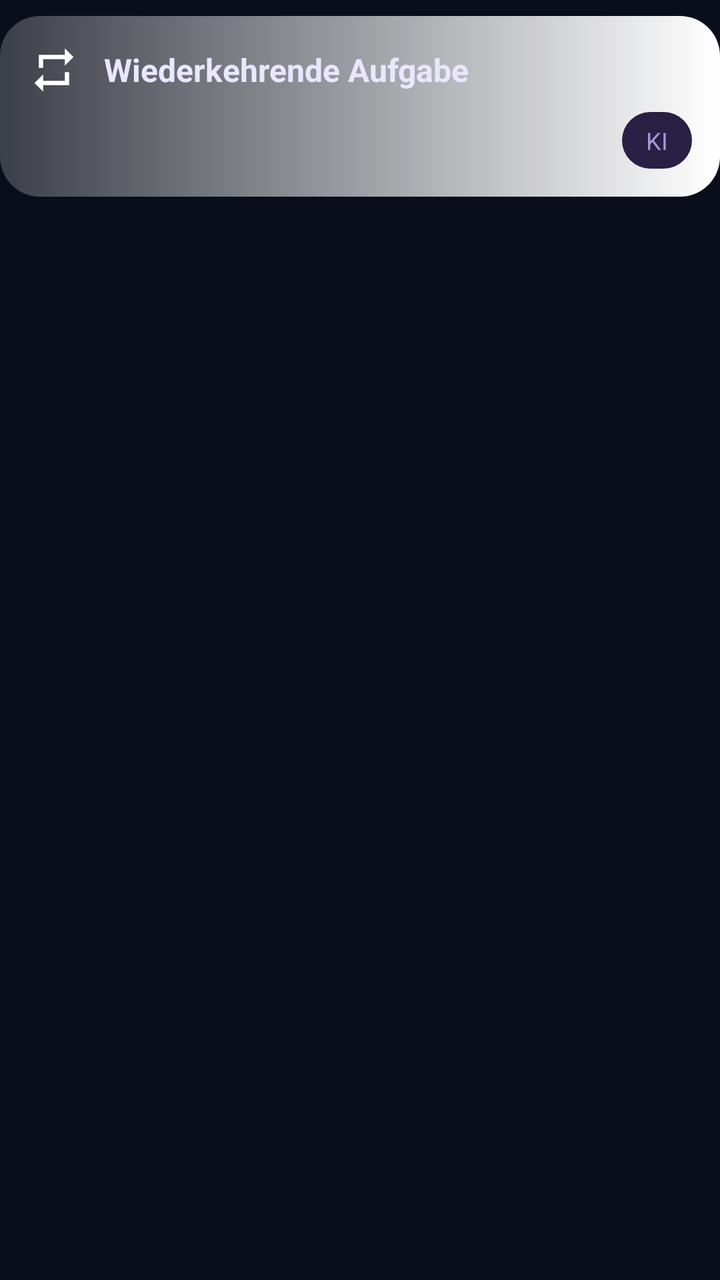
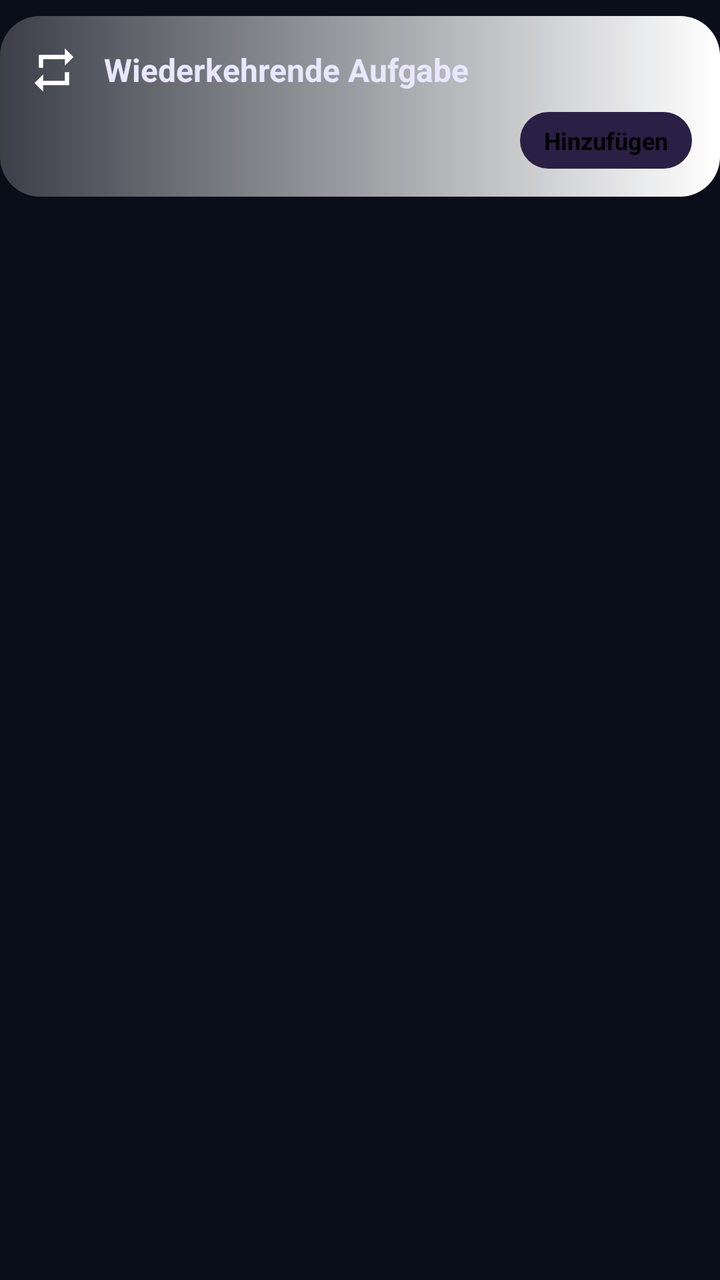

Compare the two renders of this Android layout. The source of the first and the diff that turns it into the second are given below.
<!-- AndroidManifest.xml: application theme Theme.EntropieReductor -->
<!-- res/layout/widget_item_loop.xml -->
<?xml version="1.0" encoding="utf-8"?>
<FrameLayout xmlns:android="http://schemas.android.com/apk/res/android"
    android:layout_width="match_parent"
    android:layout_height="wrap_content"
    android:paddingTop="8dp">

    <FrameLayout
        android:id="@+id/loop_card_root"
        android:layout_width="match_parent"
        android:layout_height="wrap_content"
        android:background="@drawable/bg_widget_task_gradient"
        android:padding="14dp">

        <LinearLayout
            android:layout_width="match_parent"
            android:layout_height="wrap_content"
            android:orientation="vertical">

            
            <LinearLayout
                android:layout_width="match_parent"
                android:layout_height="wrap_content"
                android:orientation="horizontal"
                android:gravity="center_vertical">

                <ImageView
                    android:id="@+id/loop_icon"
                    android:layout_width="26dp"
                    android:layout_height="26dp"
                    android:src="@drawable/ic_widget_loop"
                    android:contentDescription="Wiederkehrend" />

                <ImageView
                    android:layout_width="12dp"
                    android:layout_height="1dp" />

                <TextView
                    android:id="@+id/loop_title"
                    android:layout_width="0dp"
                    android:layout_height="wrap_content"
                    android:layout_weight="1"
                    android:textSize="16sp"
                    android:textStyle="bold"
                    android:textColor="#EAE6FF"
                    android:maxLines="1"
                    android:ellipsize="end"
                    android:text="Wiederkehrende Aufgabe" />
            </LinearLayout>

            <ImageView
                android:layout_width="1dp"
                android:layout_height="8dp" />

            
            <LinearLayout
                android:layout_width="match_parent"
                android:layout_height="wrap_content"
                android:orientation="horizontal"
                android:gravity="center_vertical">

                <ImageView
                    android:layout_width="0dp"
                    android:layout_height="1dp"
                    android:layout_weight="1" />

                
                <TextView
                    android:id="@+id/loop_bucket_pill"
                    android:layout_width="wrap_content"
                    android:layout_height="wrap_content"
                    android:paddingHorizontal="12dp"
                    android:paddingVertical="6dp"
                    android:background="@drawable/widget_pill_bg"
                    android:textSize="12sp"
                    android:textColor="#A499D9"
                    android:text="KI" />
            </LinearLayout>
        </LinearLayout>
    </FrameLayout>
</FrameLayout>
<!-- resources referenced by this layout -->
<resources>
  <!-- drawable bg_widget_task_gradient (drawable) -->
  <?xml version="1.0" encoding="utf-8"?>
  <shape xmlns:android="http://schemas.android.com/apk/res/android"
      android:shape="rectangle">
      <corners android:radius="20dp" />
      <gradient
          android:startColor="#33FFFFFF"
          android:endColor="#FFFFFFFF"
          android:angle="0" />
  </shape>
  <!-- drawable ic_widget_loop (drawable) -->
  <?xml version="1.0" encoding="utf-8"?>
  <vector xmlns:android="http://schemas.android.com/apk/res/android"
      android:width="24dp"
      android:height="24dp"
      android:viewportWidth="24"
      android:viewportHeight="24">
      <path
          android:fillColor="#FFFFFFFF"
          android:pathData="M7,7h10v3l4,-4l-4,-4v3L5,5v6h2L7,7zM17,17L7,17v-3l-4,4l4,4v-3l12,0v-6h-2v4z" />
  </vector>
  <!-- drawable widget_pill_bg (drawable) -->
  <?xml version="1.0" encoding="utf-8"?>
  <shape xmlns:android="http://schemas.android.com/apk/res/android"
      android:shape="rectangle">
      <solid android:color="#2A1F44" />
      <corners android:radius="50dp" />
  </shape>
  <style name="Theme.EntropieReductor" parent="android:Theme.Material.NoActionBar">
          <item name="android:statusBarColor">@android:color/transparent</item>
          <item name="android:navigationBarColor">@android:color/transparent</item>
          <item name="android:windowDrawsSystemBarBackgrounds">true</item>
          <item name="android:windowBackground">@color/cosmos_bg_dark</item>
      </style>
  <color name="cosmos_bg_dark">#FF0A0E1A</color>
</resources>

<!-- the commit's change to res/layout/widget_item_loop.xml (unified diff, before → after) -->
@@ -65,15 +65,17 @@
 
                 
                 <TextView
-                    android:id="@+id/loop_bucket_pill"
+                    android:id="@+id/loop_add_button"
                     android:layout_width="wrap_content"
                     android:layout_height="wrap_content"
                     android:paddingHorizontal="12dp"
                     android:paddingVertical="6dp"
                     android:background="@drawable/widget_pill_bg"
                     android:textSize="12sp"
-                    android:textColor="#A499D9"
-                    android:text="KI" />
+                    android:contentDescription="Wiederkehrende Aufgabe hinzufügen"
+                    android:textColor="#000000"
+                    android:textStyle="bold"
+                    android:text="Hinzufügen" />
             </LinearLayout>
         </LinearLayout>
     </FrameLayout>
